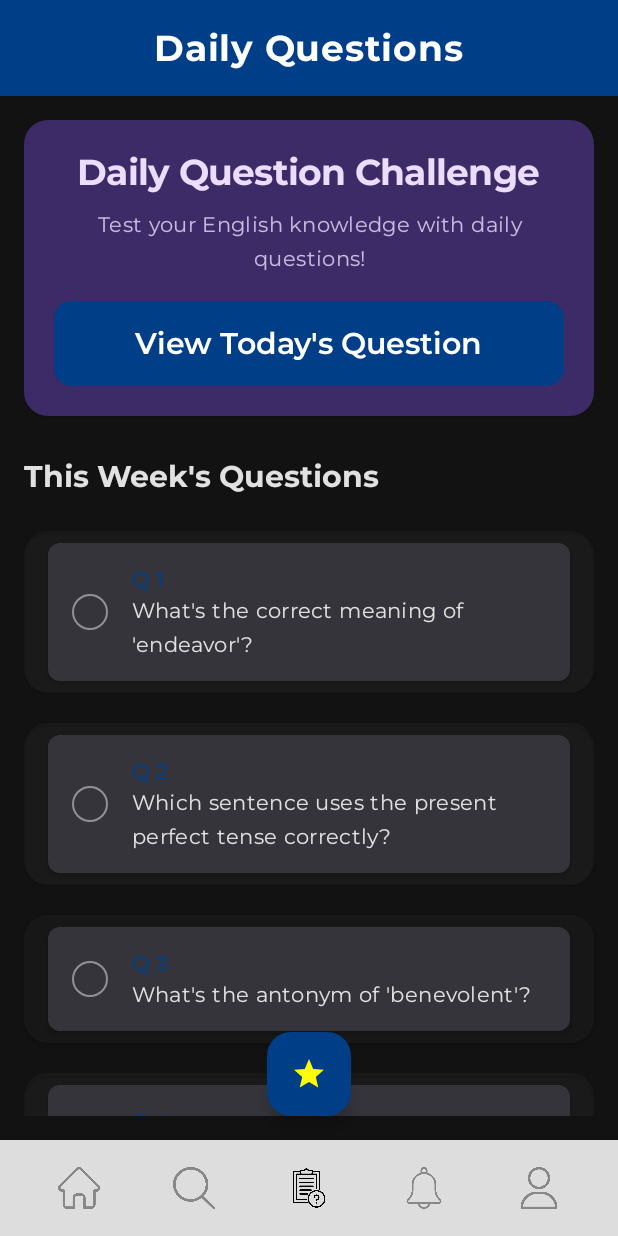
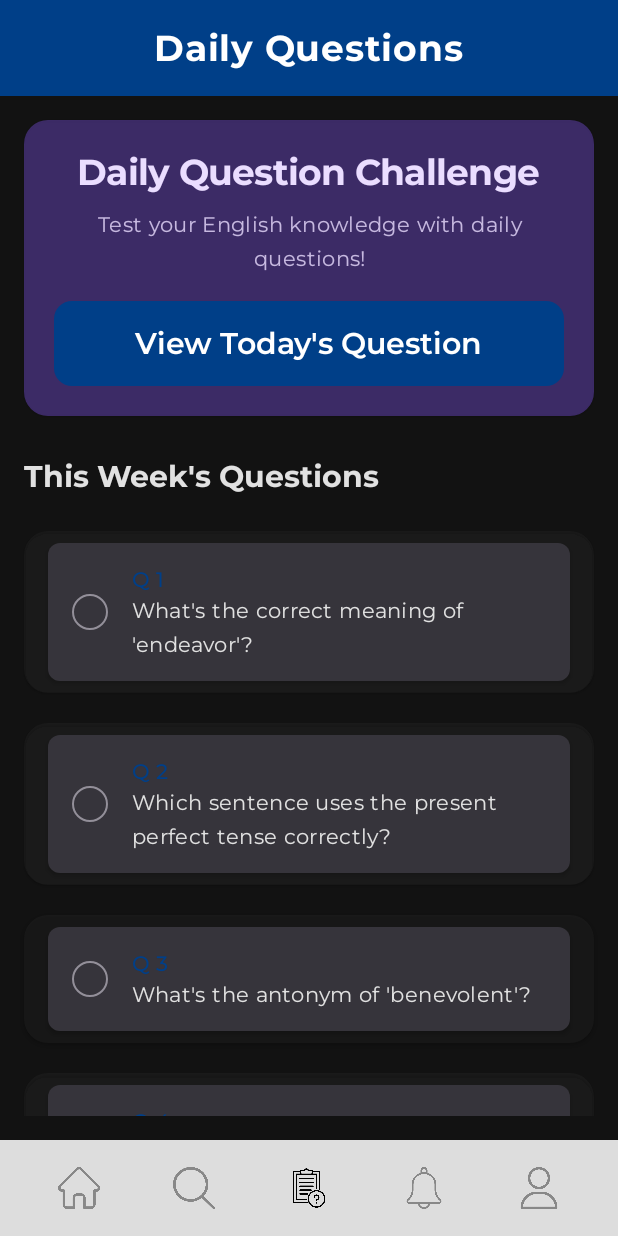
Before and after one commit to Criezzz/TheEnglishForum, an Android app built with Jetpack Compose: the DailyQuestionScreen screen opened through its navigation route, on a phone screen of 412 x 824 dp. Run offline under Robolectric (Android 15) with nearby library versions, the phone set to English and light mode, and no system bars.

Commit message:
fix v0.0.2

```diff
--- a/app/src/main/java/com/example/hellothegioi/ui/screens/DailyQuestionScreen.kt
+++ b/app/src/main/java/com/example/hellothegioi/ui/screens/DailyQuestionScreen.kt
@@ -207,27 +207,6 @@ fun DailyQuestionScreen(
                         }
                     }
 
-                    // Floating Action Button
-                    Box(
-                        modifier = Modifier.fillMaxSize()
-                    ) {
-                        FloatingActionButton(
-                            onClick = {
-                                // TODO: FAB Action
-                            },
-                            modifier = Modifier
-                                .align(Alignment.BottomCenter)
-                                .padding(bottom = 16.dp),
-                            containerColor = MaterialTheme.colorScheme.primary
-                        ) {
-                            Icon(
-                                imageVector = Icons.Default.Star,
-                                contentDescription = "Rewards",
-                                tint = Color.Yellow
-                            )
-                        }
-                    }
-
                     // Modal Bottom Sheet for Question Flashcard
                     if (showFlashcard && selectedQuestion != null) {
                         ModalBottomSheet(
```
Also changed, not shown: app/src/main/java/com/example/hellothegioi/ui/screens/SettingsScreen.kt (+7 -3 lines).
